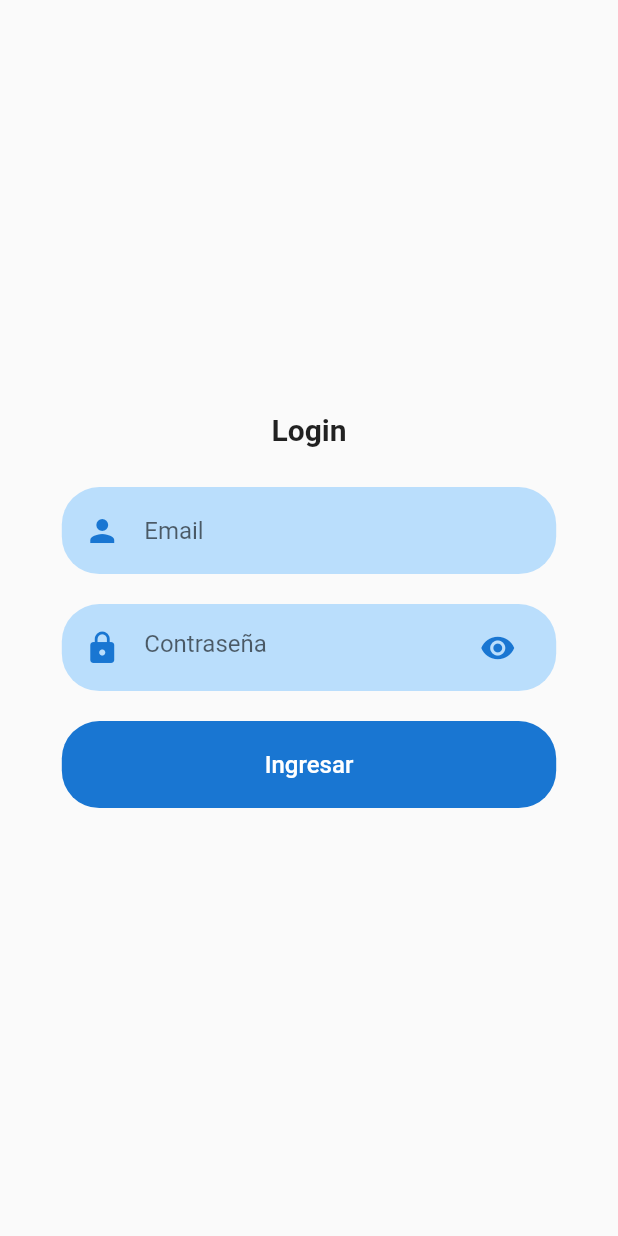
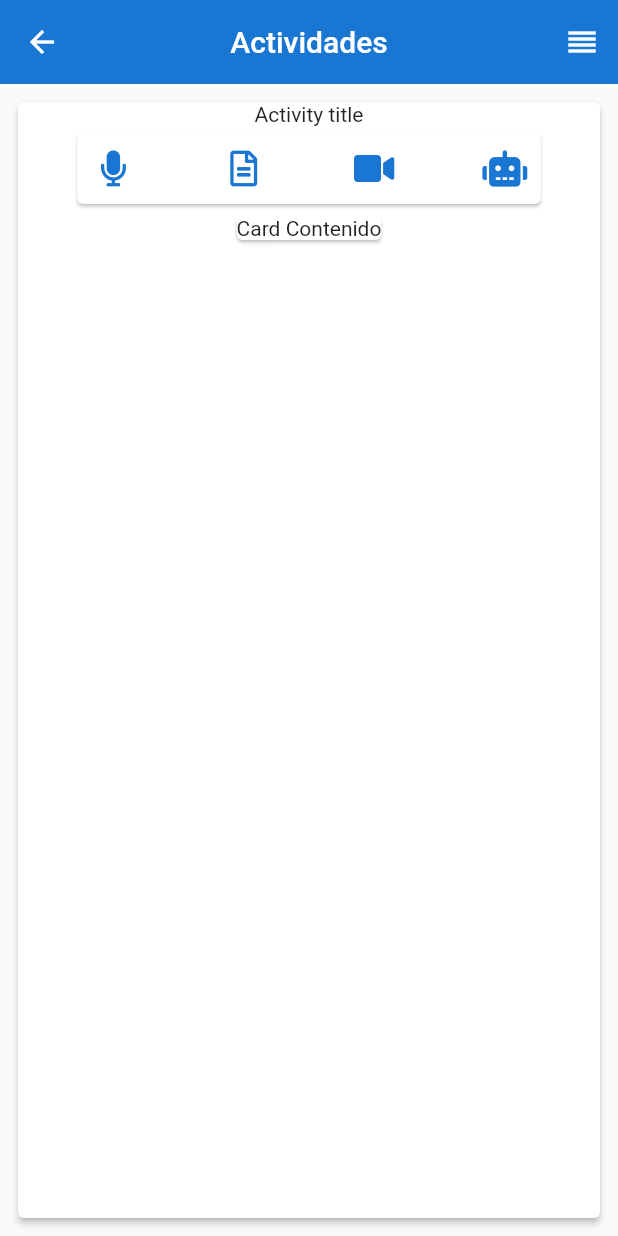
Before and after one commit to nehemiasmunoz/CDA, a Flutter app: the screen it shows after launch, after a tap on "Ingresar", on a phone screen of 412 x 824 dp. Run offline on Flutter 3.47's test engine with Material 2 defaults, Android fonts, the phone set to English and light mode, and no system bars; our stand-ins replace font_awesome_flutter.

Commit message:
[ADDED] barra de evidencia
[ADDED] template actividad basica

```diff
--- a/lib/screen/activities/activities_screen.dart
+++ b/lib/screen/activities/activities_screen.dart
@@ -1,3 +1,4 @@
+import 'package:centro_actividades/screen/activities/templates/basic_activity_template.dart';
 import 'package:flutter/material.dart';
 
 class ActivitiesScreen extends StatelessWidget {
@@ -6,11 +7,16 @@ class ActivitiesScreen extends StatelessWidget {
   @override
   Widget build(BuildContext context) {
     return Scaffold(
-      body: Container(
-        child: Center(
-          child: Text('Activities Screen'),
-        ),
+      appBar: AppBar(
+        title: Text('Actividades'),
+        actions: [
+          IconButton(
+            onPressed: () {},
+            icon: Icon(Icons.reorder),
+          )
+        ],
       ),
+      body: BasicActivity(),
     );
   }
 }
--- /dev/null
+++ b/lib/screen/activities/components/evidence_type.dart
@@ -0,0 +1,52 @@
+import 'package:centro_actividades/utils/constant.dart';
+import 'package:flutter/material.dart';
+import 'package:font_awesome_flutter/font_awesome_flutter.dart';
+
+class EvidenceTypeBar extends StatelessWidget {
+  const EvidenceTypeBar({
+    Key? key,
+  }) : super(key: key);
+
+  @override
+  Widget build(BuildContext context) {
+    final size = MediaQuery.of(context).size;
+    return Card(
+      child: Container(
+        width: size.width * 0.75,
+        child: Row(
+          mainAxisAlignment: MainAxisAlignment.spaceBetween,
+          children: [
+            IconButton(
+              onPressed: () {},
+              icon: FaIcon(
+                FontAwesomeIcons.microphone,
+                color: kPrimaryColor,
+              ),
+            ),
+            IconButton(
+              onPressed: () {},
+              icon: FaIcon(
+                FontAwesomeIcons.fileAlt,
+                color: kPrimaryColor,
+              ),
+            ),
+            IconButton(
+              onPressed: () {},
+              icon: FaIcon(
+                FontAwesomeIcons.video,
+                color: kPrimaryColor,
+              ),
+            ),
+            IconButton(
+              onPressed: () {},
+              icon: FaIcon(
+                FontAwesomeIcons.robot,
+                color: kPrimaryColor,
+              ),
+            ),
+          ],
+        ),
+      ),
+    );
+  }
+}
--- /dev/null
+++ b/lib/screen/activities/templates/basic_activity_template.dart
@@ -0,0 +1,29 @@
+import 'package:centro_actividades/screen/activities/components/evidence_type.dart';
+import 'package:flutter/material.dart';
+
+class BasicActivity extends StatelessWidget {
+  const BasicActivity({Key? key}) : super(key: key);
+
+  @override
+  Widget build(BuildContext context) {
+    final size = MediaQuery.of(context).size;
+    return SafeArea(
+      child: Card(
+        elevation: 2.0,
+        margin: EdgeInsets.all(12.0),
+        child: Container(
+          width: size.width * 1,
+          child: Column(
+            children: [
+              Text('Activity title'),
+              EvidenceTypeBar(),
+              Card(
+                child: Text('Card Contenido'),
+              )
+            ],
+          ),
+        ),
+      ),
+    );
+  }
+}
--- a/lib/screen/auth/login_screen.dart
+++ b/lib/screen/auth/login_screen.dart
@@ -40,7 +40,9 @@ class LoginScreen extends StatelessWidget {
                         'Ingresar',
                         style: TextStyle(color: Colors.white, fontSize: 16.0),
                       ),
-                      onPressed: () {},
+                      onPressed: () {
+                        Navigator.pushNamed(context, 'activities');
+                      },
                     ),
                   ),
                 ],
```
